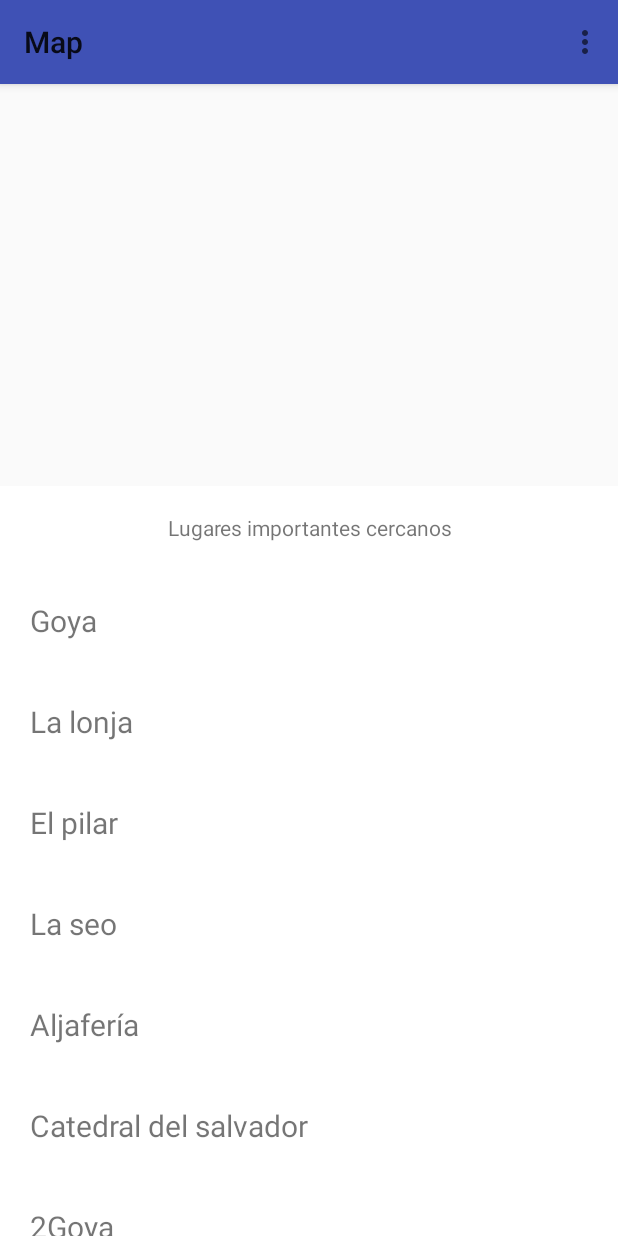
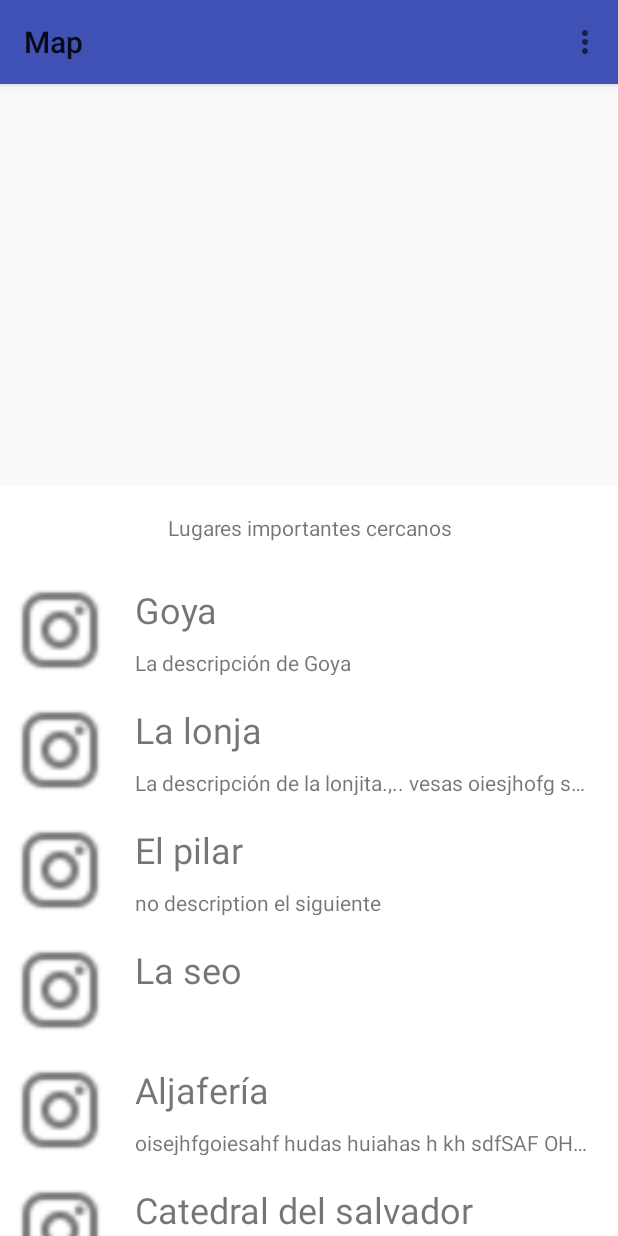
Before and after one commit to guerten/CityTourAppAndroid, an Android app: the screen it shows after launch (MainActivity), in the options menu, after a tap on "Filters", on a phone screen of 412 x 824 dp. Run offline under Robolectric (Android 15) with nearby library versions, the phone set to English and light mode, and no system bars.

Commit message:
RecycleView almost done. TODO: Load the image from url (internal or external) and maybe add a separator between the items (color, line, ..)

```diff
--- a/app/src/main/AndroidManifest.xml
+++ b/app/src/main/AndroidManifest.xml
@@ -10,6 +10,10 @@
         android:roundIcon="@mipmap/ic_launcher_round"
         android:supportsRtl="true"
         android:theme="@style/AppTheme">
+
+        <uses-library
+            android:name="org.apache.http.legacy"
+            android:required="false" />
 
         <meta-data
             android:name="com.google.android.gms.version" />/>
--- a/app/src/main/java/com/android4dev/bottomsheet/MainActivity.kt
+++ b/app/src/main/java/com/android4dev/bottomsheet/MainActivity.kt
@@ -4,7 +4,6 @@ import android.os.Bundle
 import android.support.constraint.ConstraintLayout
 import android.support.design.widget.BottomSheetBehavior
 import android.support.v7.app.AppCompatActivity
-import android.support.v7.widget.GridLayoutManager
 import android.support.v7.widget.LinearLayoutManager
 import android.util.Log
 import android.view.Menu
@@ -12,6 +11,7 @@ import android.view.MenuItem
 import android.view.View
 import kotlinx.android.synthetic.main.fragment_bottom_sheet.*
 import android.widget.Toast
+import com.android4dev.bottomsheet.models.TouristicPlace
 import com.google.android.gms.maps.CameraUpdateFactory
 import com.google.android.gms.maps.GoogleMap
 import com.google.android.gms.maps.OnMapReadyCallback
@@ -25,7 +25,7 @@ class MainActivity : AppCompatActivity() , OnMapReadyCallback {
 
     private lateinit var bottomSheetBehavior: BottomSheetBehavior<ConstraintLayout>
     private lateinit var mMap: GoogleMap
-    val turiscicPlacesList: ArrayList<String> = ArrayList()
+    val touristicPlacesList: ArrayList<TouristicPlace> = ArrayList()
 
     override fun onCreateOptionsMenu(menu: Menu): Boolean {
         Log.d("sjoeifj", "soiefjoisef")
@@ -58,7 +58,7 @@ class MainActivity : AppCompatActivity() , OnMapReadyCallback {
         val mapFragment = supportFragmentManager
                 .findFragmentById(R.id.map) as SupportMapFragment
         mapFragment.getMapAsync(this)
-        initView()
+        initBottomSheetView()
 
 
     }
@@ -71,10 +71,10 @@ class MainActivity : AppCompatActivity() , OnMapReadyCallback {
         mMap.moveCamera(CameraUpdateFactory.newLatLng(sydney))
     }
 
-    private fun initView() {
+    private fun initBottomSheetView() {
         bottomSheetBehavior = BottomSheetBehavior.from<ConstraintLayout>(bottomSheet)
         // Loads animals into the ArrayList
-        addTuristicPlacesToList()
+        addTouristicPlacesToList()
 
         // Creates a vertical Layout Manager
         turisticPlacesList.layoutManager = LinearLayoutManager(this)
@@ -85,7 +85,7 @@ class MainActivity : AppCompatActivity() , OnMapReadyCallback {
         // Access the RecyclerView Adapter and load the data into it
         // turisticPlacesList.isNestedScrollingEnabled = false
 
-        turisticPlacesList.adapter = TuristicPlaceAdapter(turiscicPlacesList, this)
+        turisticPlacesList.adapter = TouristicPlaceAdapter(touristicPlacesList, this)
         bottomSheetBehavior.setBottomSheetCallback(object : BottomSheetBehavior.BottomSheetCallback() {
             override fun onSlide(bottomSheet: View, slideOffset: Float) {
 
@@ -114,25 +114,26 @@ class MainActivity : AppCompatActivity() , OnMapReadyCallback {
         })
     }
 
-    fun addTuristicPlacesToList() {
-        turiscicPlacesList.add("Goya")
-        turiscicPlacesList.add("La lonja")
-        turiscicPlacesList.add("El pilar")
-        turiscicPlacesList.add("La seo")
-        turiscicPlacesList.add("Aljafería")
-        turiscicPlacesList.add("Catedral del salvador")
-        turiscicPlacesList.add("2Goya")
-        turiscicPlacesList.add("2La lonja")
-        turiscicPlacesList.add("2El pilar")
-        turiscicPlacesList.add("2La seo")
-        turiscicPlacesList.add("2Aljafería")
-        turiscicPlacesList.add("2Catedral del salvador")
-        turiscicPlacesList.add("3Goya")
-        turiscicPlacesList.add("3La lonja")
-        turiscicPlacesList.add("3El pilar")
-        turiscicPlacesList.add("3La seo")
-        turiscicPlacesList.add("3Aljafería")
-        turiscicPlacesList.add("3Catedral del salvador")
+    fun addTouristicPlacesToList() {
+        touristicPlacesList.add(TouristicPlace("Goya", "La descripción de Goya"))
+        touristicPlacesList.add(TouristicPlace("La lonja", "La descripción de la lonjita.,.. vesas oiesjhofg sofihsoi haoiehoish faios hfis an ahsiou"))
+        touristicPlacesList.add(TouristicPlace("El pilar", "no description el siguiente"))
+        touristicPlacesList.add(TouristicPlace("La seo", ""))
+        touristicPlacesList.add(TouristicPlace("Aljafería", "oisejhfgoiesahf hudas huiahas h kh sdfSAF OHDUIa 1235 32i5 hsdn"))
+        touristicPlacesList.add(TouristicPlace("Catedral del salvador", "sioejfoise"))
+        touristicPlacesList.add(TouristicPlace("2Goya", "La descripción de Goya"))
+        touristicPlacesList.add(TouristicPlace("2La lonja", "La descripción de la lonjita.,.. vesas oiesjhofg sofihsoi haoiehoish faios hfis an ahsiou"))
+        touristicPlacesList.add(TouristicPlace("2El pilar", "no description el siguiente"))
+        touristicPlacesList.add(TouristicPlace("2La seo", ""))
+        touristicPlacesList.add(TouristicPlace("2Aljafería", "oisejhfgoiesahf hudas huiahas h kh sdfSAF OHDUIa 1235 32i5 hsdn"))
+        touristicPlacesList.add(TouristicPlace("2Catedral del salvador", "sioejfoise"))
+        touristicPlacesList.add(TouristicPlace("3Goya", "La descripción de Goya"))
+        touristicPlacesList.add(TouristicPlace("3La lonja", "La descripción de la lonjita.,.. vesas oiesjhofg sofihsoi haoiehoish faios hfis an ahsiou"))
+        touristicPlacesList.add(TouristicPlace("3El pilar", "no description el siguiente"))
+        touristicPlacesList.add(TouristicPlace("3La seo", ""))
+        touristicPlacesList.add(TouristicPlace("3Aljafería", "oisejhfgoiesahf hudas huiahas h kh sdfSAF OHDUIa 1235 32i5 hsdn"))
+        touristicPlacesList.add(TouristicPlace("3Catedral del salvador", "sioejfoise"))
+
     }
 
 
--- /dev/null
+++ b/app/src/main/java/com/android4dev/bottomsheet/TouristicPlaceAdapter.kt
@@ -0,0 +1,55 @@
+package com.android4dev.bottomsheet
+
+import android.content.Context
+import android.support.v7.widget.RecyclerView
+import android.view.LayoutInflater
+import android.view.View
+import android.view.ViewGroup
+import android.widget.Toast
+import com.android4dev.bottomsheet.models.TouristicPlace
+import kotlinx.android.synthetic.main.touristic_place_item.view.*
+
+class TouristicPlaceAdapter(val items : ArrayList<TouristicPlace>, val context: Context) : RecyclerView.Adapter<ViewHolder>() {
+    override fun onCreateViewHolder(parent: ViewGroup, viewType: Int): ViewHolder {
+        return ViewHolder(LayoutInflater.from(context).inflate(R.layout.touristic_place_item, parent, false))
+    }
+
+    override fun onBindViewHolder(holder: ViewHolder, position: Int) {
+/*
+        Log.d("BottomSheet::: ", items.get(position))
+        holder?.tvTuristicPlaceType?.text = items.get(position)
+*/
+
+        val item = items.get(position) as TouristicPlace
+        holder.bind(item, context)
+    }
+
+    // Gets the number of turistic places in the list
+    override fun getItemCount(): Int {
+        return items.size
+    }
+
+}
+
+class ViewHolder (view: View) : RecyclerView.ViewHolder(view) {
+        // Holds the TextView that will add each turistic place to
+      /*  val tvTuristicPlaceType = view.tp_type
+
+*/
+    val tpTitle = view.textView_tpTitle
+    val tpDescription = view.textView_tpDescription
+    val tpImage = view.imageView_tpImage
+/*
+    val tpDistance = view.imageView_tpDistance
+*/
+
+    fun bind(touristicPlace:TouristicPlace, context: Context){
+        tpTitle.text = touristicPlace.title
+        tpDescription.text = touristicPlace.description
+
+        tpImage.setImageResource(R.drawable.ico_instagram)
+
+        itemView.setOnClickListener { Toast.makeText(context, touristicPlace.title, Toast.LENGTH_SHORT).show() }
+    }
+
+}
--- a/app/src/main/java/com/android4dev/bottomsheet/TuristicPlaceAdapter.kt
+++ /dev/null
@@ -1,29 +0,0 @@
-package com.android4dev.bottomsheet
-
-import android.content.Context
-import android.support.v7.widget.RecyclerView
-import android.view.LayoutInflater
-import android.view.View
-import android.view.ViewGroup
-import kotlinx.android.synthetic.main.turistic_place_item.view.*
-
-class TuristicPlaceAdapter(val items : ArrayList<String>, val context: Context) : RecyclerView.Adapter<ViewHolder>() {
-    override fun onCreateViewHolder(parent: ViewGroup, viewType: Int): ViewHolder {
-        return ViewHolder(LayoutInflater.from(context).inflate(R.layout.turistic_place_item, parent, false))
-    }
-
-    override fun onBindViewHolder(holder: ViewHolder, position: Int) {
-        holder?.tvTuristicPlaceType?.text = items.get(position)
-    }
-
-    // Gets the number of turistic places in the list
-    override fun getItemCount(): Int {
-        return items.size
-    }
-
-}
-
-class ViewHolder (view: View) : RecyclerView.ViewHolder(view) {
-        // Holds the TextView that will add each turistic place to
-        val tvTuristicPlaceType = view.tp_type
-}
--- /dev/null
+++ b/app/src/main/java/com/android4dev/bottomsheet/models/touristicPlace.kt
@@ -0,0 +1,15 @@
+package com.android4dev.bottomsheet.models
+
+class Coordinates (val latitude: Float , val longitude: Float)
+
+class PoligonArea (val array: Array<Coordinates>)
+
+
+class TouristicPlace(
+        val title: String,
+/*        val subtitle: String,
+        val mainImageUri: String,
+        var coordinates: Coordinates,
+        val poligonArea: PoligonArea,*/
+        val description: String
+)
--- /dev/null
+++ b/app/src/main/res/layout/touristic_place_item.xml
@@ -0,0 +1,55 @@
+<?xml version="1.0" encoding="utf-8"?>
+<LinearLayout xmlns:android="http://schemas.android.com/apk/res/android"
+    xmlns:app="http://schemas.android.com/apk/res-auto"
+    android:orientation="horizontal"
+    android:layout_width="match_parent"
+    android:layout_height="wrap_content"
+    android:id="@+id/turisticPlaceItem"    >
+
+<!--    <TextView
+        android:id="@+id/tp_type"
+        android:layout_width="match_parent"
+        android:layout_height="wrap_content"
+        android:textSize="20sp"
+        android:padding="20dp"/>-->
+
+    <ImageView
+        android:id="@+id/imageView_tpImage"
+        android:layout_width="wrap_content"
+        android:layout_height="wrap_content"
+        android:layout_margin="10dp"
+        android:minWidth="60dp"
+        android:minHeight="60dp"
+        app:srcCompat="@mipmap/ic_launcher_round"
+        android:contentDescription="TODO" />
+
+    <LinearLayout
+        android:layout_width="0dp"
+        android:layout_height="match_parent"
+        android:layout_margin="10dp"
+        android:layout_weight="1"
+        android:orientation="vertical"
+        android:paddingRight="10dp">
+
+        <TextView
+            android:id="@+id/textView_tpTitle"
+            android:layout_width="match_parent"
+            android:layout_height="wrap_content"
+            android:layout_marginBottom="10dp"
+            android:layout_weight="1"
+            android:text="TextView"
+            android:textSize="24sp" />
+
+        <TextView
+            android:id="@+id/textView_tpDescription"
+            android:layout_width="match_parent"
+            android:layout_height="wrap_content"
+            android:layout_weight="1"
+            android:ellipsize="end"
+            android:maxLines="1"
+            android:text="TextView" />
+
+
+    </LinearLayout>
+
+</LinearLayout>
--- a/app/src/main/res/layout/turistic_place_item.xml
+++ /dev/null
@@ -1,15 +0,0 @@
-<?xml version="1.0" encoding="utf-8"?>
-<LinearLayout xmlns:android="http://schemas.android.com/apk/res/android"
-    android:orientation="vertical"
-    android:layout_width="match_parent"
-    android:layout_height="wrap_content"
-    android:id="@+id/turisticPlaceItem"    >
-
-    <TextView
-        android:id="@+id/tp_type"
-        android:layout_width="match_parent"
-        android:layout_height="wrap_content"
-        android:textSize="20sp"
-        android:padding="20dp"/>
-
-</LinearLayout>
```
